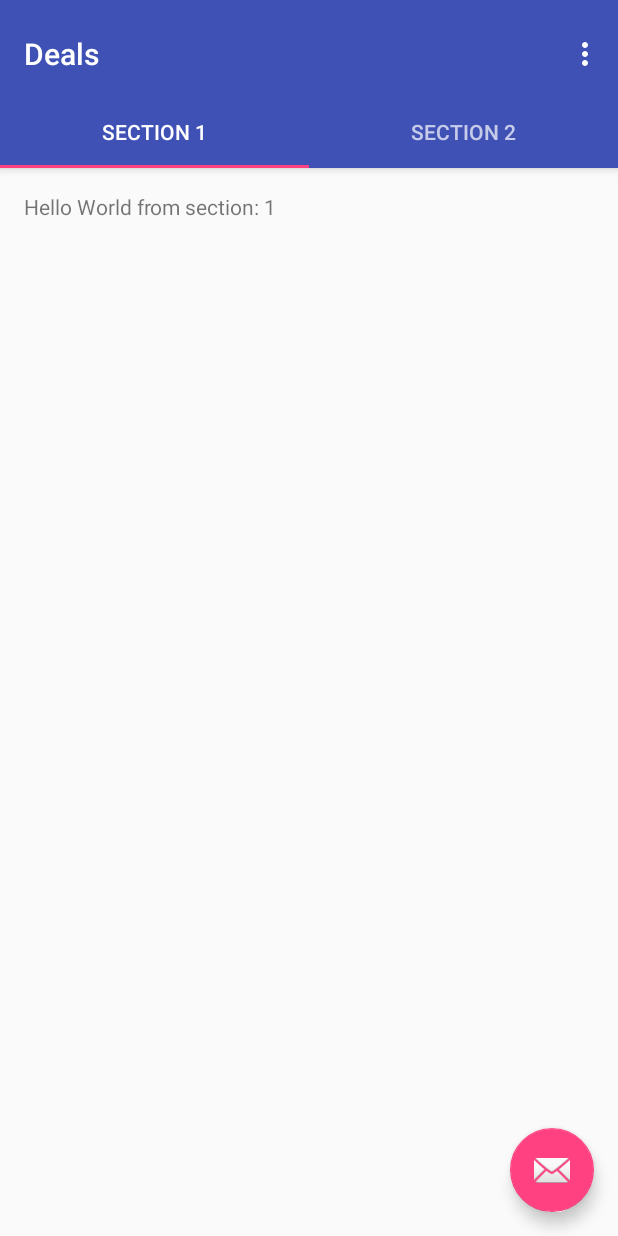
After one commit to bikash001/FlashFetchCustomer, an Android app: the Deals screen opened directly, with no data from a screen before it, on a phone screen of 412 x 824 dp. The commit adds this screen. Run offline under Robolectric (Android 15) with nearby library versions, the phone set to English and light mode, and no system bars.

Commit message:
added deal page

```diff
--- a/app/src/main/AndroidManifest.xml
+++ b/app/src/main/AndroidManifest.xml
@@ -6,7 +6,7 @@
     <uses-permission android:name="android.permission.GET_ACCOUNTS" />
     <uses-permission android:name="android.permission.READ_PROFILE" />
     <uses-permission android:name="android.permission.READ_CONTACTS" />
-    <uses-permission android:name="android.permission.INTERNET"/>
+    <uses-permission android:name="android.permission.INTERNET" />
 
     <application
         android:allowBackup="true"
@@ -17,6 +17,7 @@
         <activity android:name=".MainActivity">
             <intent-filter>
                 <action android:name="android.intent.action.MAIN" />
+
                 <category android:name="android.intent.category.LAUNCHER" />
             </intent-filter>
         </activity>
@@ -37,19 +38,26 @@
                 android:name="android.support.PARENT_ACTIVITY"
                 android:value="com.example.bikash.flashfetchcustomer.MainActivity" />
         </activity>
-        <activity android:name="com.facebook.FacebookActivity"
-            android:configChanges=
-                "keyboard|keyboardHidden|screenLayout|screenSize|orientation"
-            android:theme="@android:style/Theme.Translucent.NoTitleBar"
-            android:label="@string/app_name" />
-        <!-- ATTENTION: This was auto-generated to add Google Play services to your project for
-             App Indexing.  See https://g.co/AppIndexing/AndroidStudio for more information. -->
+        <activity
+            android:name="com.facebook.FacebookActivity"
+            android:configChanges="keyboard|keyboardHidden|screenLayout|screenSize|orientation"
+            android:label="@string/app_name"
+            android:theme="@android:style/Theme.Translucent.NoTitleBar" />
+        <!--
+             ATTENTION: This was auto-generated to add Google Play services to your project for
+             App Indexing.  See https://g.co/AppIndexing/AndroidStudio for more information.
+        -->
         <meta-data
             android:name="com.google.android.gms.version"
             android:value="@integer/google_play_services_version" />
         <meta-data
             android:name="com.facebook.sdk.ApplicationId"
-            android:value="@string/facebook_app_id"/>
+            android:value="@string/facebook_app_id" />
+
+        <activity
+            android:name=".Deals"
+            android:label="@string/title_activity_deals"
+            android:theme="@style/AppTheme.NoActionBar"></activity>
     </application>
 
 </manifest>
--- /dev/null
+++ b/app/src/main/java/com/example/bikash/flashfetchcustomer/Deals.java
@@ -0,0 +1,162 @@
+package com.example.bikash.flashfetchcustomer;
+
+import android.support.design.widget.TabLayout;
+import android.support.design.widget.FloatingActionButton;
+import android.support.design.widget.Snackbar;
+import android.support.v7.app.AppCompatActivity;
+import android.support.v7.widget.Toolbar;
+
+import android.support.v4.app.Fragment;
+import android.support.v4.app.FragmentManager;
+import android.support.v4.app.FragmentPagerAdapter;
+import android.support.v4.view.ViewPager;
+import android.os.Bundle;
+import android.view.LayoutInflater;
+import android.view.Menu;
+import android.view.MenuItem;
+import android.view.View;
+import android.view.ViewGroup;
+
+import android.widget.TextView;
+
+public class Deals extends AppCompatActivity {
+
+    /**
+     * The {@link android.support.v4.view.PagerAdapter} that will provide
+     * fragments for each of the sections. We use a
+     * {@link FragmentPagerAdapter} derivative, which will keep every
+     * loaded fragment in memory. If this becomes too memory intensive, it
+     * may be best to switch to a
+     * {@link android.support.v4.app.FragmentStatePagerAdapter}.
+     */
+    private SectionsPagerAdapter mSectionsPagerAdapter;
+
+    /**
+     * The {@link ViewPager} that will host the section contents.
+     */
+    private ViewPager mViewPager;
+
+    @Override
+    protected void onCreate(Bundle savedInstanceState) {
+        super.onCreate(savedInstanceState);
+        setContentView(R.layout.activity_deals);
+
+        Toolbar toolbar = (Toolbar) findViewById(R.id.toolbar);
+        setSupportActionBar(toolbar);
+        // Create the adapter that will return a fragment for each of the three
+        // primary sections of the activity.
+        mSectionsPagerAdapter = new SectionsPagerAdapter(getSupportFragmentManager());
+
+        // Set up the ViewPager with the sections adapter.
+        mViewPager = (ViewPager) findViewById(R.id.container);
+        mViewPager.setAdapter(mSectionsPagerAdapter);
+
+        TabLayout tabLayout = (TabLayout) findViewById(R.id.tabs);
+        tabLayout.setupWithViewPager(mViewPager);
+
+       /* FloatingActionButton fab = (FloatingActionButton) findViewById(R.id.fab);
+        fab.setOnClickListener(new View.OnClickListener() {
+            @Override
+            public void onClick(View view) {
+                Snackbar.make(view, "Replace with your own action", Snackbar.LENGTH_LONG)
+                        .setAction("Action", null).show();
+            }
+        });*/
+
+    }
+
+
+    @Override
+    public boolean onCreateOptionsMenu(Menu menu) {
+        // Inflate the menu; this adds items to the action bar if it is present.
+        getMenuInflater().inflate(R.menu.menu_deals, menu);
+        return true;
+    }
+
+    @Override
+    public boolean onOptionsItemSelected(MenuItem item) {
+        // Handle action bar item clicks here. The action bar will
+        // automatically handle clicks on the Home/Up button, so long
+        // as you specify a parent activity in AndroidManifest.xml.
+        int id = item.getItemId();
+
+        //noinspection SimplifiableIfStatement
+        if (id == R.id.action_settings) {
+            return true;
+        }
+
+        return super.onOptionsItemSelected(item);
+    }
+
+    /**
+     * A placeholder fragment containing a simple view.
+     */
+    public static class PlaceholderFragment extends Fragment {
+        /**
+         * The fragment argument representing the section number for this
+         * fragment.
+         */
+        private static final String ARG_SECTION_NUMBER = "section_number";
+
+        public PlaceholderFragment() {
+        }
+
+        /**
+         * Returns a new instance of this fragment for the given section
+         * number.
+         */
+        public static PlaceholderFragment newInstance(int sectionNumber) {
+            PlaceholderFragment fragment = new PlaceholderFragment();
+            Bundle args = new Bundle();
+            args.putInt(ARG_SECTION_NUMBER, sectionNumber);
+            fragment.setArguments(args);
+            return fragment;
+        }
+
+        @Override
+        public View onCreateView(LayoutInflater inflater, ViewGroup container,
+                                 Bundle savedInstanceState) {
+            View rootView = inflater.inflate(R.layout.fragment_deals, container, false);
+            TextView textView = (TextView) rootView.findViewById(R.id.section_label);
+            textView.setText(getString(R.string.section_format, getArguments().getInt(ARG_SECTION_NUMBER)));
+            return rootView;
+        }
+    }
+
+    /**
+     * A {@link FragmentPagerAdapter} that returns a fragment corresponding to
+     * one of the sections/tabs/pages.
+     */
+    public class SectionsPagerAdapter extends FragmentPagerAdapter {
+
+        public SectionsPagerAdapter(FragmentManager fm) {
+            super(fm);
+        }
+
+        @Override
+        public Fragment getItem(int position) {
+            // getItem is called to instantiate the fragment for the given page.
+            // Return a PlaceholderFragment (defined as a static inner class below).
+            return PlaceholderFragment.newInstance(position + 1);
+        }
+
+        @Override
+        public int getCount() {
+            // Show 3 total pages.
+            return 2;
+        }
+
+        @Override
+        public CharSequence getPageTitle(int position) {
+            switch (position) {
+                case 0:
+                    return "SECTION 1";
+                case 1:
+                    return "SECTION 2";
+               // case 2:
+                 //   return "SECTION 3";
+            }
+            return null;
+        }
+    }
+}
--- /dev/null
+++ b/app/src/main/res/layout/activity_deals.xml
@@ -0,0 +1,49 @@
+<?xml version="1.0" encoding="utf-8"?>
+<android.support.design.widget.CoordinatorLayout xmlns:android="http://schemas.android.com/apk/res/android"
+    xmlns:app="http://schemas.android.com/apk/res-auto"
+    xmlns:tools="http://schemas.android.com/tools"
+    android:id="@+id/main_content"
+    android:layout_width="match_parent"
+    android:layout_height="match_parent"
+    android:fitsSystemWindows="true"
+    tools:context="com.example.bikash.flashfetchcustomer.Deals">
+
+    <android.support.design.widget.AppBarLayout
+        android:id="@+id/appbar"
+        android:layout_width="match_parent"
+        android:layout_height="wrap_content"
+        android:paddingTop="@dimen/appbar_padding_top"
+        android:theme="@style/AppTheme.AppBarOverlay">
+
+        <android.support.v7.widget.Toolbar
+            android:id="@+id/toolbar"
+            android:layout_width="match_parent"
+            android:layout_height="?attr/actionBarSize"
+            android:background="?attr/colorPrimary"
+            app:layout_scrollFlags="scroll|enterAlways"
+            app:popupTheme="@style/AppTheme.PopupOverlay">
+
+        </android.support.v7.widget.Toolbar>
+
+        <android.support.design.widget.TabLayout
+            android:id="@+id/tabs"
+            android:layout_width="match_parent"
+            android:layout_height="wrap_content" />
+
+    </android.support.design.widget.AppBarLayout>
+
+    <android.support.v4.view.ViewPager
+        android:id="@+id/container"
+        android:layout_width="match_parent"
+        android:layout_height="match_parent"
+        app:layout_behavior="@string/appbar_scrolling_view_behavior" />
+
+    <android.support.design.widget.FloatingActionButton
+        android:id="@+id/fab"
+        android:layout_width="wrap_content"
+        android:layout_height="wrap_content"
+        android:layout_gravity="end|bottom"
+        android:layout_margin="@dimen/fab_margin"
+        android:src="@android:drawable/ic_dialog_email" />
+
+</android.support.design.widget.CoordinatorLayout>
--- /dev/null
+++ b/app/src/main/res/layout/fragment_deals.xml
@@ -0,0 +1,16 @@
+<ScrollView xmlns:android="http://schemas.android.com/apk/res/android"
+    xmlns:tools="http://schemas.android.com/tools"
+    android:layout_width="match_parent"
+    android:layout_height="match_parent"
+    android:paddingBottom="@dimen/activity_vertical_margin"
+    android:paddingLeft="@dimen/activity_horizontal_margin"
+    android:paddingRight="@dimen/activity_horizontal_margin"
+    android:paddingTop="@dimen/activity_vertical_margin"
+    tools:context="com.example.bikash.flashfetchcustomer.Deals$PlaceholderFragment">
+
+    <TextView
+        android:id="@+id/section_label"
+        android:layout_width="wrap_content"
+        android:layout_height="wrap_content" />
+
+</ScrollView>
--- /dev/null
+++ b/app/src/main/res/menu/menu_deals.xml
@@ -0,0 +1,10 @@
+<menu xmlns:android="http://schemas.android.com/apk/res/android"
+    xmlns:app="http://schemas.android.com/apk/res-auto"
+    xmlns:tools="http://schemas.android.com/tools"
+    tools:context="com.example.bikash.flashfetchcustomer.Deals">
+    <item
+        android:id="@+id/action_settings"
+        android:orderInCategory="100"
+        android:title="@string/action_settings"
+        app:showAsAction="never" />
+</menu>
--- a/app/src/main/res/values/dimens.xml
+++ b/app/src/main/res/values/dimens.xml
@@ -3,4 +3,5 @@
     <dimen name="activity_horizontal_margin">16dp</dimen>
     <dimen name="activity_vertical_margin">16dp</dimen>
     <dimen name="fab_margin">16dp</dimen>
+    <dimen name="appbar_padding_top">8dp</dimen>
 </resources>
--- a/app/src/main/res/values/strings.xml
+++ b/app/src/main/res/values/strings.xml
@@ -22,5 +22,8 @@
     <string name="title_activity_register">Register</string>
     <string name="prompt_name">Name</string>
     <string name="prompt_phone">Phone Number</string>
+    <string name="title_activity_deals">Deals</string>
+    <string name="action_settings">Settings</string>
+    <string name="section_format">Hello World from section: %1$d</string>
 
 </resources>
```
